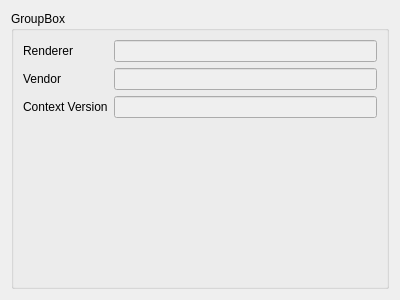
The window that src/DGLGui/ui/dglgpuview.ui (scygan/debugler) describes before a commit, drawn with Qt 5.
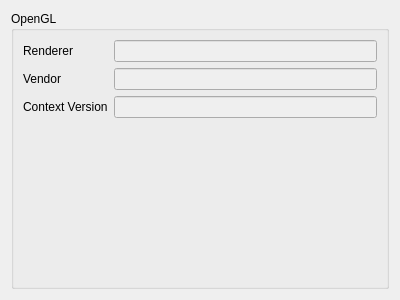
The same window after the commit.

What changed in the file:
```diff
--- a/src/DGLGui/ui/dglgpuview.ui
+++ b/src/DGLGui/ui/dglgpuview.ui
@@ -17,7 +17,7 @@
    <item>
     <widget class="QGroupBox" name="OpenGL">
      <property name="title">
-      <string>GroupBox</string>
+      <string>OpenGL</string>
      </property>
      <layout class="QFormLayout" name="formLayout">
       <item row="1" column="1">
```
Left out of the diff: 2 changed lines with no effect on the pictures.
